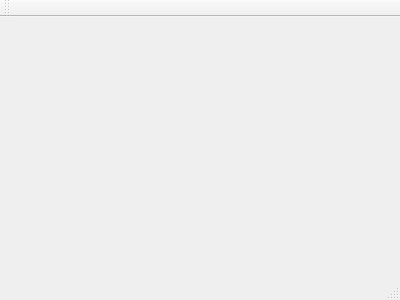
Ssssseason/Library-Management-System, file mainwindow.ui: the form before one commit.
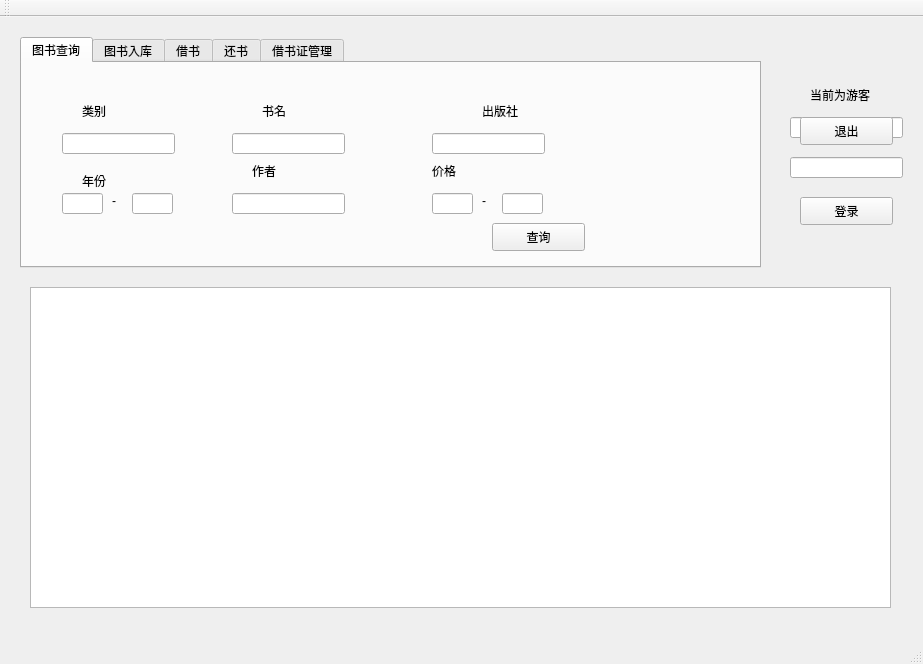
The form after the commit. The open tabs and pages were chosen to show the change.

Commit message: 3.23.23:19 incorrect tab and not completed selection

```diff
--- a/mainwindow.ui
+++ b/mainwindow.ui
@@ -1,24 +1,494 @@
 <ui version="4.0">
  <class>MainWindow</class>
- <widget class="QMainWindow" name="MainWindow" >
-  <property name="geometry" >
+ <widget class="QMainWindow" name="MainWindow">
+  <property name="geometry">
    <rect>
     <x>0</x>
     <y>0</y>
-    <width>400</width>
-    <height>300</height>
+    <width>923</width>
+    <height>664</height>
    </rect>
   </property>
   <property name="windowTitle" >
    <string>MainWindow</string>
   </property>
-  <widget class="QMenuBar" name="menuBar" />
-  <widget class="QToolBar" name="mainToolBar" />
-  <widget class="QWidget" name="centralWidget" />
-  <widget class="QStatusBar" name="statusBar" />
+  <widget class="QWidget" name="centralWidget">
+   <widget class="QLineEdit" name="lineEdit_UN">
+    <property name="geometry">
+     <rect>
+      <x>790</x>
+      <y>100</y>
+      <width>113</width>
+      <height>21</height>
+     </rect>
+    </property>
+   </widget>
+   <widget class="QLineEdit" name="lineEdit_PW">
+    <property name="geometry">
+     <rect>
+      <x>790</x>
+      <y>140</y>
+      <width>113</width>
+      <height>21</height>
+     </rect>
+    </property>
+   </widget>
+   <widget class="QPushButton" name="pushButton_login">
+    <property name="geometry">
+     <rect>
+      <x>800</x>
+      <y>180</y>
+      <width>93</width>
+      <height>28</height>
+     </rect>
+    </property>
+    <property name="text">
+     <string>登录</string>
+    </property>
+   </widget>
+   <widget class="QTableView" name="tableView">
+    <property name="geometry">
+     <rect>
+      <x>30</x>
+      <y>270</y>
+      <width>861</width>
+      <height>321</height>
+     </rect>
+    </property>
+   </widget>
+   <widget class="QLabel" name="label_role">
+    <property name="geometry">
+     <rect>
+      <x>810</x>
+      <y>70</y>
+      <width>81</width>
+      <height>16</height>
+     </rect>
+    </property>
+    <property name="text">
+     <string>当前为游客</string>
+    </property>
+   </widget>
+   <widget class="QPushButton" name="pushButton_quit">
+    <property name="geometry">
+     <rect>
+      <x>800</x>
+      <y>100</y>
+      <width>93</width>
+      <height>28</height>
+     </rect>
+    </property>
+    <property name="text">
+     <string>退出</string>
+    </property>
+   </widget>
+   <widget class="QTabWidget" name="tabWidget">
+    <property name="geometry">
+     <rect>
+      <x>20</x>
+      <y>20</y>
+      <width>741</width>
+      <height>231</height>
+     </rect>
+    </property>
+    <property name="toolTip">
+     <string>&lt;html&gt;&lt;head/&gt;&lt;body&gt;&lt;p&gt;图书查询&lt;/p&gt;&lt;/body&gt;&lt;/html&gt;</string>
+    </property>
+    <property name="currentIndex">
+     <number>3</number>
+    </property>
+    <widget class="QWidget" name="tab_select">
+     <property name="toolTip">
+      <string>&lt;html&gt;&lt;head/&gt;&lt;body&gt;&lt;p&gt;xx&lt;/p&gt;&lt;/body&gt;&lt;/html&gt;</string>
+     </property>
+     <property name="accessibleName">
+      <string/>
+     </property>
+     <attribute name="title">
+      <string>图书查询</string>
+     </attribute>
+     <widget class="QLineEdit" name="lineEdit_price1">
+      <property name="geometry">
+       <rect>
+        <x>410</x>
+        <y>130</y>
+        <width>41</width>
+        <height>21</height>
+       </rect>
+      </property>
+     </widget>
+     <widget class="QLineEdit" name="lineEdit_category">
+      <property name="geometry">
+       <rect>
+        <x>40</x>
+        <y>70</y>
+        <width>113</width>
+        <height>21</height>
+       </rect>
+      </property>
+     </widget>
+     <widget class="QLineEdit" name="lineEdit_title">
+      <property name="geometry">
+       <rect>
+        <x>210</x>
+        <y>70</y>
+        <width>113</width>
+        <height>21</height>
+       </rect>
+      </property>
+     </widget>
+     <widget class="QLineEdit" name="lineEdit_price2">
+      <property name="geometry">
+       <rect>
+        <x>480</x>
+        <y>130</y>
+        <width>41</width>
+        <height>21</height>
+       </rect>
+      </property>
+     </widget>
+     <widget class="QLabel" name="label_press">
+      <property name="geometry">
+       <rect>
+        <x>460</x>
+        <y>40</y>
+        <width>72</width>
+        <height>15</height>
+       </rect>
+      </property>
+      <property name="text">
+       <string>出版社</string>
+      </property>
+     </widget>
+     <widget class="QLineEdit" name="lineEdit_press">
+      <property name="geometry">
+       <rect>
+        <x>410</x>
+        <y>70</y>
+        <width>113</width>
+        <height>21</height>
+       </rect>
+      </property>
+     </widget>
+     <widget class="QLabel" name="label_year">
+      <property name="geometry">
+       <rect>
+        <x>60</x>
+        <y>110</y>
+        <width>72</width>
+        <height>15</height>
+       </rect>
+      </property>
+      <property name="text">
+       <string>年份</string>
+      </property>
+     </widget>
+     <widget class="QLabel" name="label_author">
+      <property name="geometry">
+       <rect>
+        <x>230</x>
+        <y>100</y>
+        <width>72</width>
+        <height>15</height>
+       </rect>
+      </property>
+      <property name="text">
+       <string>作者</string>
+      </property>
+     </widget>
+     <widget class="QLineEdit" name="lineEdit_author">
+      <property name="geometry">
+       <rect>
+        <x>210</x>
+        <y>130</y>
+        <width>113</width>
+        <height>21</height>
+       </rect>
+      </property>
+     </widget>
+     <widget class="QLabel" name="label_between2">
+      <property name="geometry">
+       <rect>
+        <x>460</x>
+        <y>130</y>
+        <width>16</width>
+        <height>16</height>
+       </rect>
+      </property>
+      <property name="text">
+       <string>-</string>
+      </property>
+     </widget>
+     <widget class="QLabel" name="label_price">
+      <property name="geometry">
+       <rect>
+        <x>410</x>
+        <y>100</y>
+        <width>72</width>
+        <height>15</height>
+       </rect>
+      </property>
+      <property name="text">
+       <string>价格</string>
+      </property>
+     </widget>
+     <widget class="QLabel" name="label_between1">
+      <property name="geometry">
+       <rect>
+        <x>90</x>
+        <y>130</y>
+        <width>16</width>
+        <height>16</height>
+       </rect>
+      </property>
+      <property name="text">
+       <string>-</string>
+      </property>
+     </widget>
+     <widget class="QLineEdit" name="lineEdit_year2">
+      <property name="geometry">
+       <rect>
+        <x>110</x>
+        <y>130</y>
+        <width>41</width>
+        <height>21</height>
+       </rect>
+      </property>
+     </widget>
+     <widget class="QLabel" name="label_category">
+      <property name="geometry">
+       <rect>
+        <x>60</x>
+        <y>40</y>
+        <width>72</width>
+        <height>15</height>
+       </rect>
+      </property>
+      <property name="text">
+       <string>类别</string>
+      </property>
+     </widget>
+     <widget class="QLineEdit" name="lineEdit_year1">
+      <property name="geometry">
+       <rect>
+        <x>40</x>
+        <y>130</y>
+        <width>41</width>
+        <height>21</height>
+       </rect>
+      </property>
+     </widget>
+     <widget class="QLabel" name="label_title">
+      <property name="geometry">
+       <rect>
+        <x>240</x>
+        <y>40</y>
+        <width>72</width>
+        <height>15</height>
+       </rect>
+      </property>
+      <property name="text">
+       <string>书名</string>
+      </property>
+     </widget>
+     <widget class="QPushButton" name="pushButton_book_select">
+      <property name="geometry">
+       <rect>
+        <x>470</x>
+        <y>160</y>
+        <width>93</width>
+        <height>28</height>
+       </rect>
+      </property>
+      <property name="text">
+       <string>查询</string>
+      </property>
+     </widget>
+    </widget>
+    <widget class="QWidget" name="tab_insert">
+     <attribute name="title">
+      <string>图书入库</string>
+     </attribute>
+    </widget>
+    <widget class="QWidget" name="tab_borrow">
+     <attribute name="title">
+      <string>借书</string>
+     </attribute>
+     <widget class="QLabel" name="label_borrow_cno">
+      <property name="geometry">
+       <rect>
+        <x>30</x>
+        <y>40</y>
+        <width>72</width>
+        <height>15</height>
+       </rect>
+      </property>
+      <property name="text">
+       <string>借书证卡号</string>
+      </property>
+     </widget>
+     <widget class="QLabel" name="label_borrow_bno">
+      <property name="geometry">
+       <rect>
+        <x>30</x>
+        <y>70</y>
+        <width>72</width>
+        <height>15</height>
+       </rect>
+      </property>
+      <property name="text">
+       <string>书号</string>
+      </property>
+     </widget>
+     <widget class="QLineEdit" name="lineEdit_borrow_cno">
+      <property name="geometry">
+       <rect>
+        <x>120</x>
+        <y>40</y>
+        <width>113</width>
+        <height>21</height>
+       </rect>
+      </property>
+     </widget>
+     <widget class="QLineEdit" name="lineEdit_borrow_bno">
+      <property name="geometry">
+       <rect>
+        <x>120</x>
+        <y>70</y>
+        <width>113</width>
+        <height>21</height>
+       </rect>
+      </property>
+     </widget>
+    </widget>
+    <widget class="QWidget" name="tab_return">
+     <attribute name="title">
+      <string>还书</string>
+     </attribute>
+     <widget class="QLineEdit" name="lineEdit_return_bno">
+      <property name="geometry">
+       <rect>
+        <x>150</x>
+        <y>70</y>
+        <width>113</width>
+        <height>21</height>
+       </rect>
+      </property>
+     </widget>
+     <widget class="QLabel" name="label_return_bno">
+      <property name="geometry">
+       <rect>
+        <x>60</x>
+        <y>70</y>
+        <width>72</width>
+        <height>15</height>
+       </rect>
+      </property>
+      <property name="text">
+       <string>书号</string>
+      </property>
+     </widget>
+     <widget class="QLineEdit" name="lineEdit_borrow_cno_2">
+      <property name="geometry">
+       <rect>
+        <x>150</x>
+        <y>40</y>
+        <width>113</width>
+        <height>21</height>
+       </rect>
+      </property>
+     </widget>
+     <widget class="QLabel" name="label_return_cno">
+      <property name="geometry">
+       <rect>
+        <x>60</x>
+        <y>40</y>
+        <width>72</width>
+        <height>15</height>
+       </rect>
+      </property>
+      <property name="text">
+       <string>借书证卡号</string>
+      </property>
+     </widget>
+    </widget>
+    <widget class="QWidget" name="tab_card">
+     <attribute name="title">
+      <string>借书证管理</string>
+     </attribute>
+     <widget class="QLineEdit" name="lineEdit_card_cno">
+      <property name="geometry">
+       <rect>
+        <x>150</x>
+        <y>40</y>
+        <width>113</width>
+        <height>21</height>
+       </rect>
+      </property>
+     </widget>
+     <widget class="QLabel" name="label_card_cno">
+      <property name="geometry">
+       <rect>
+        <x>60</x>
+        <y>40</y>
+        <width>72</width>
+        <height>15</height>
+       </rect>
+      </property>
+      <property name="text">
+       <string>借书证卡号</string>
+      </property>
+     </widget>
+     <widget class="QPushButton" name="pushButton">
+      <property name="geometry">
+       <rect>
+        <x>50</x>
+        <y>140</y>
+        <width>93</width>
+        <height>28</height>
+       </rect>
+      </property>
+      <property name="text">
+       <string>删除</string>
+      </property>
+     </widget>
+     <widget class="QPushButton" name="pushButton_2">
+      <property name="geometry">
+       <rect>
+        <x>180</x>
+        <y>140</y>
+        <width>93</width>
+        <height>28</height>
+       </rect>
+      </property>
+      <property name="text">
+       <string>增加</string>
+      </property>
+     </widget>
+    </widget>
+   </widget>
+  </widget>
+  <widget class="QMenuBar" name="menuBar">
+   <property name="geometry">
+    <rect>
+     <x>0</x>
+     <y>0</y>
+     <width>923</width>
+     <height>26</height>
+    </rect>
+   </property>
+  </widget>
+  <widget class="QToolBar" name="mainToolBar">
+   <attribute name="toolBarArea">
+    <enum>TopToolBarArea</enum>
+   </attribute>
+   <attribute name="toolBarBreak">
+    <bool>false</bool>
+   </attribute>
+  </widget>
+  <widget class="QStatusBar" name="statusBar"/>
  </widget>
- <layoutDefault spacing="6" margin="11" />
- <pixmapfunction></pixmapfunction>
+ <layoutdefault spacing="6" margin="11"/>
  <resources/>
  <connections/>
 </ui>
```
Left out of the diff: 3 changed lines with no effect on the pictures. The commit also changes 5 other files.
